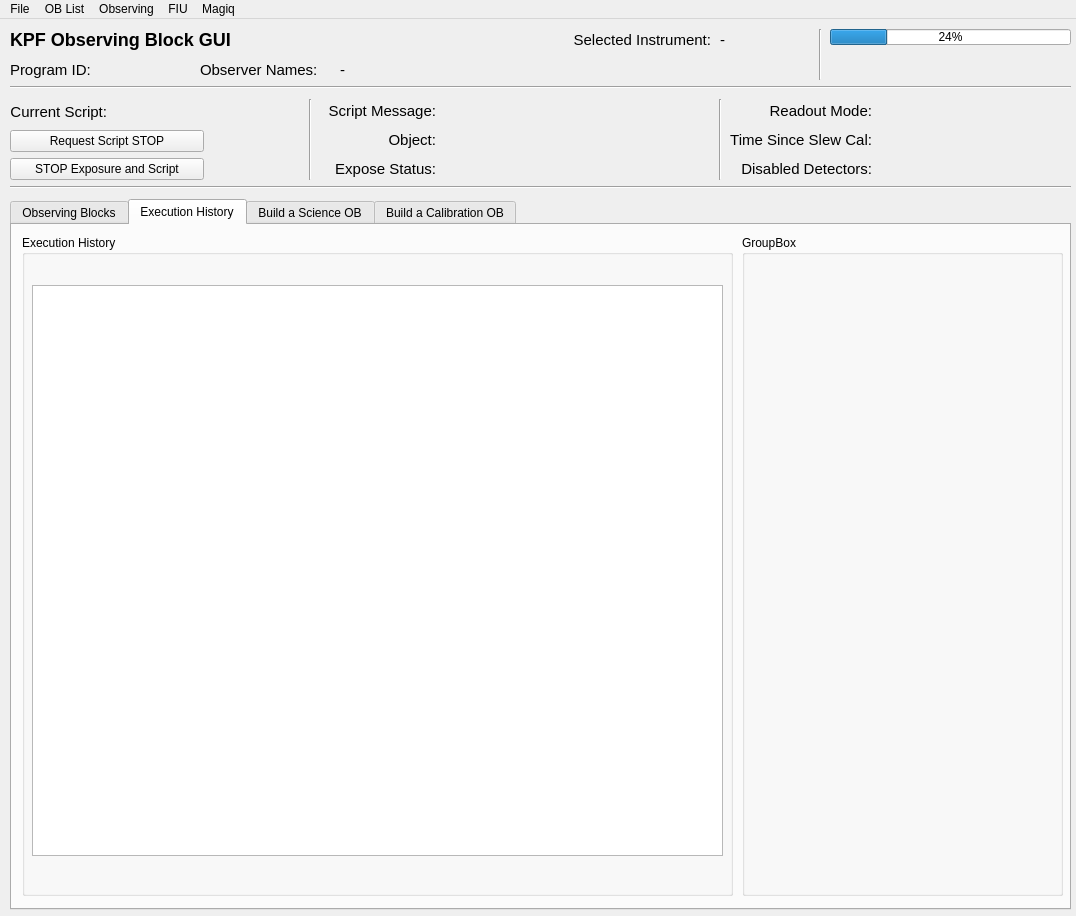
Qt form kpf/OB_GUI/KPF_OB_GUI.ui (KeckObservatory/KPFTranslator) before a commit.
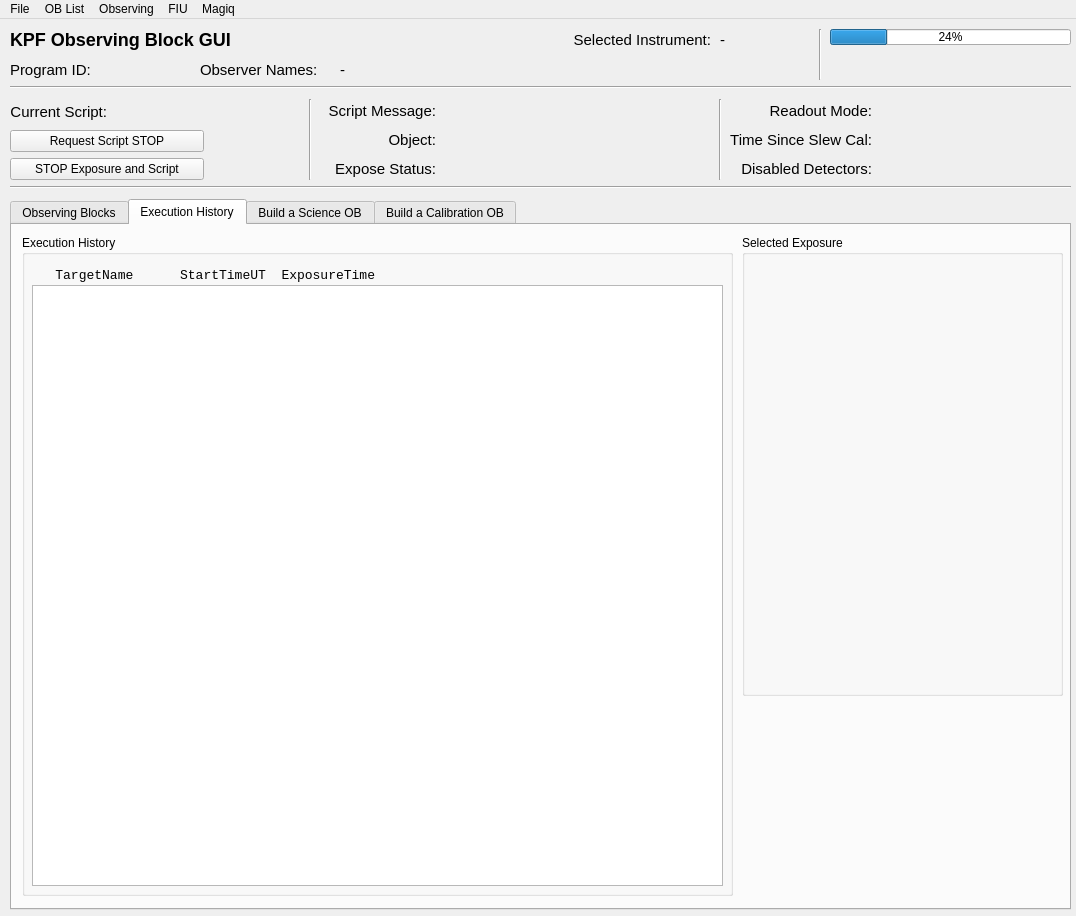
The same form after that commit. The open tabs and pages were chosen to show the change.

Commit message: Sort history and add header

```diff
--- a/kpf/OB_GUI/KPF_OB_GUI.ui
+++ b/kpf/OB_GUI/KPF_OB_GUI.ui
@@ -868,7 +868,7 @@
          <x>10</x>
          <y>50</y>
          <width>691</width>
-         <height>571</height>
+         <height>601</height>
         </rect>
        </property>
        <property name="font">
@@ -881,6 +881,25 @@
         <bool>true</bool>
        </property>
       </widget>
+      <widget class="QLabel" name="HistoryListHeader">
+       <property name="geometry">
+        <rect>
+         <x>10</x>
+         <y>30</y>
+         <width>571</width>
+         <height>21</height>
+        </rect>
+       </property>
+       <property name="font">
+        <font>
+         <family>Monospace</family>
+         <pointsize>10</pointsize>
+        </font>
+       </property>
+       <property name="text">
+        <string>   TargetName      StartTimeUT  ExposureTime</string>
+       </property>
+      </widget>
      </widget>
      <widget class="QGroupBox" name="groupBox_9">
       <property name="geometry">
@@ -888,11 +907,11 @@
         <x>730</x>
         <y>10</y>
         <width>321</width>
-        <height>661</height>
+        <height>461</height>
        </rect>
       </property>
       <property name="title">
-       <string>GroupBox</string>
+       <string>Selected Exposure</string>
       </property>
      </widget>
     </widget>
```
The commit also changes 2 other files.
